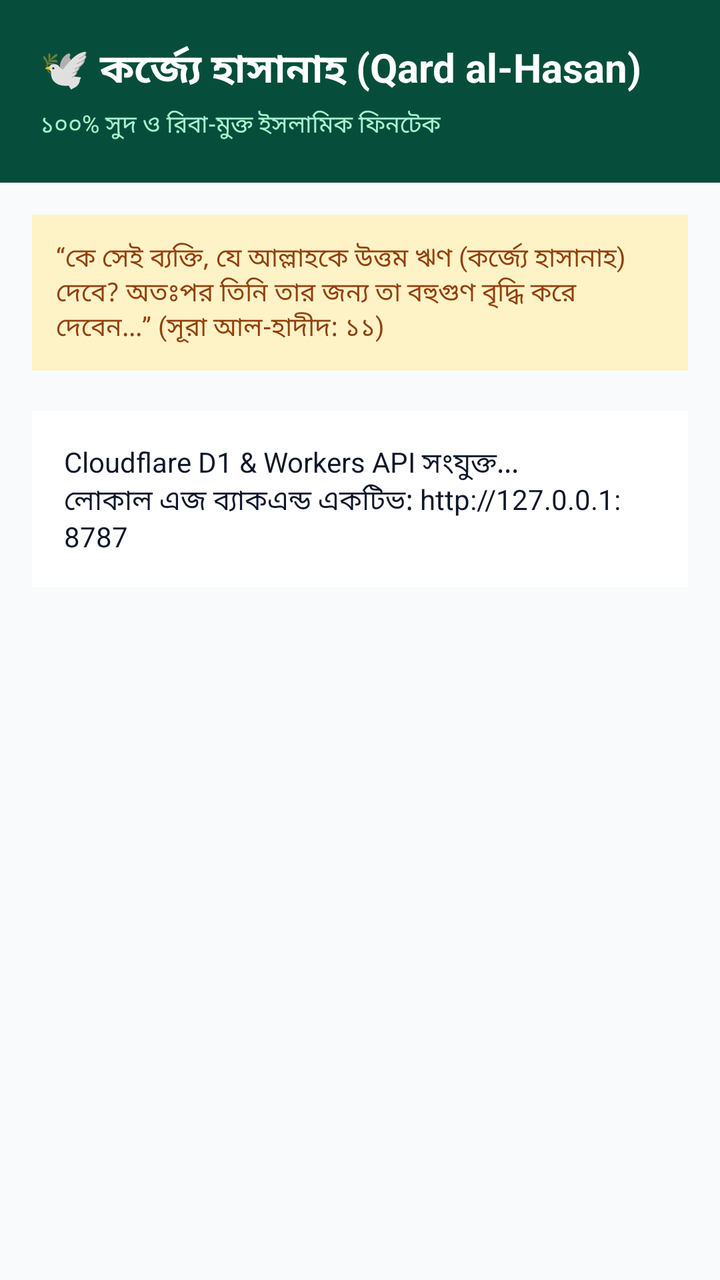
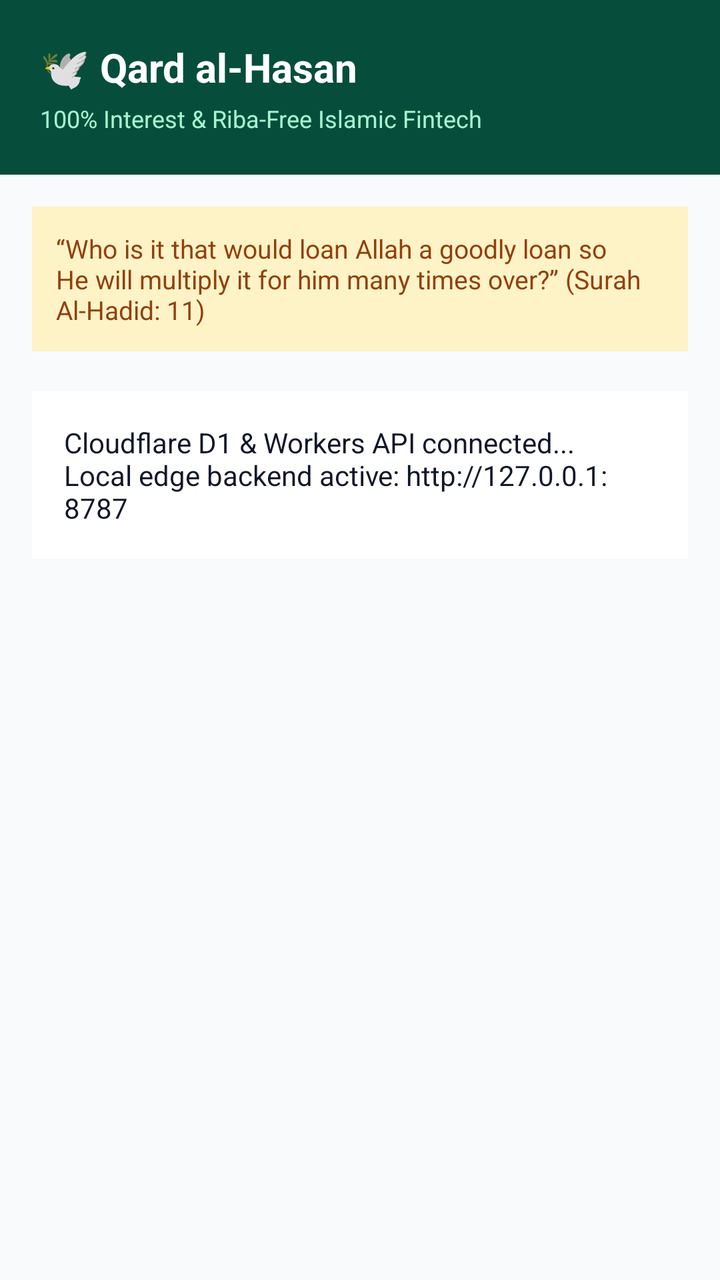

Before-and-after screenshots of an Android layout around one commit, followed by the original layout XML and the change that was made.
<!-- AndroidManifest.xml: application theme Theme.QardAlHasan -->
<!-- res/layout/activity_main.xml -->
<?xml version="1.0" encoding="utf-8"?>
<LinearLayout xmlns:android="http://schemas.android.com/apk/res/android"
    android:layout_width="match_parent"
    android:layout_height="match_parent"
    android:orientation="vertical"
    android:background="@color/bg_light">

    
    <LinearLayout
        android:layout_width="match_parent"
        android:layout_height="wrap_content"
        android:background="@color/primary_dark"
        android:orientation="vertical"
        android:padding="20dp">

        <TextView
            android:layout_width="wrap_content"
            android:layout_height="wrap_content"
            android:text="🕊️ কর্জ্যে হাসানাহ (Qard al-Hasan)"
            android:textColor="@color/white"
            android:textSize="20sp"
            android:textStyle="bold" />

        <TextView
            android:layout_width="wrap_content"
            android:layout_height="wrap_content"
            android:layout_marginTop="4dp"
            android:text="@string/zero_interest"
            android:textColor="#A7F3D0"
            android:textSize="12sp" />
    </LinearLayout>

    <ScrollView
        android:layout_width="match_parent"
        android:layout_height="match_parent"
        android:padding="16dp">

        <LinearLayout
            android:layout_width="match_parent"
            android:layout_height="wrap_content"
            android:orientation="vertical">

            <TextView
                android:layout_width="match_parent"
                android:layout_height="wrap_content"
                android:background="#FEF3C7"
                android:padding="12dp"
                android:text="@string/quran_verse"
                android:textColor="#92400E"
                android:textSize="13sp" />

            <TextView
                android:id="@+id/tvStatus"
                android:layout_width="match_parent"
                android:layout_height="wrap_content"
                android:layout_marginTop="20dp"
                android:background="@color/white"
                android:padding="16dp"
                android:text="Cloudflare D1 &amp; Workers API সংযুক্ত...\nলোকাল এজ ব্যাকএন্ড একটিভ: http://127.0.0.1:8787"
                android:textColor="#0F172A"
                android:textSize="14sp" />

        </LinearLayout>
    </ScrollView>

</LinearLayout>
<!-- resources referenced by this layout -->
<resources>
  <color name="bg_light">#F8FAFC</color>
  <color name="primary_dark">#064E3B</color>
  <color name="white">#FFFFFF</color>
  <string name="quran_verse">“কে সেই ব্যক্তি, যে আল্লাহকে উত্তম ঋণ (কর্জ্যে হাসানাহ) দেবে? অতঃপর তিনি তার জন্য তা বহুগুণ বৃদ্ধি করে দেবেন...” (সূরা আল-হাদীদ: ১১)</string>
  <string name="zero_interest">১০০% সুদ ও রিবা-মুক্ত ইসলামিক ফিনটেক</string>
  <style name="Theme.QardAlHasan" parent="Theme.AppCompat.DayNight.NoActionBar">
          <item name="colorPrimary">@color/primary_dark</item>
          <item name="colorPrimaryDark">@color/primary_dark</item>
          <item name="colorAccent">@color/accent_gold</item>
          <item name="android:statusBarColor">@color/primary_dark</item>
      </style>
  <color name="accent_gold">#D97706</color>
</resources>

<!-- the commit's change to res/layout/activity_main.xml (unified diff, before → after) -->
@@ -16,7 +16,7 @@
         <TextView
             android:layout_width="wrap_content"
             android:layout_height="wrap_content"
-            android:text="🕊️ কর্জ্যে হাসানাহ (Qard al-Hasan)"
+            android:text="🕊️ Qard al-Hasan"
             android:textColor="@color/white"
             android:textSize="20sp"
             android:textStyle="bold" />
@@ -56,7 +56,7 @@
                 android:layout_marginTop="20dp"
                 android:background="@color/white"
                 android:padding="16dp"
-                android:text="Cloudflare D1 &amp; Workers API সংযুক্ত...\nলোকাল এজ ব্যাকএন্ড একটিভ: http://127.0.0.1:8787"
+                android:text="Cloudflare D1 &amp; Workers API connected...\nLocal edge backend active: http://127.0.0.1:8787"
                 android:textColor="#0F172A"
                 android:textSize="14sp" />
 
<!-- resource entries referenced after the edit -->
@@ -3,8 +3,8 @@
   <color name="bg_light">#F8FAFC</color>
   <color name="primary_dark">#064E3B</color>
   <color name="white">#FFFFFF</color>
-  <string name="quran_verse">“কে সেই ব্যক্তি, যে আল্লাহকে উত্তম ঋণ (কর্জ্যে হাসানাহ) দেবে? অতঃপর তিনি তার জন্য তা বহুগুণ বৃদ্ধি করে দেবেন...” (সূরা আল-হাদীদ: ১১)</string>
-  <string name="zero_interest">১০০% সুদ ও রিবা-মুক্ত ইসলামিক ফিনটেক</string>
+  <string name="quran_verse">“Who is it that would loan Allah a goodly loan so He will multiply it for him many times over?” (Surah Al-Hadid: 11)</string>
+  <string name="zero_interest">100% Interest &amp; Riba-Free Islamic Fintech</string>
   <style name="Theme.QardAlHasan" parent="Theme.AppCompat.DayNight.NoActionBar">
           <item name="colorPrimary">@color/primary_dark</item>
           <item name="colorPrimaryDark">@color/primary_dark</item>
